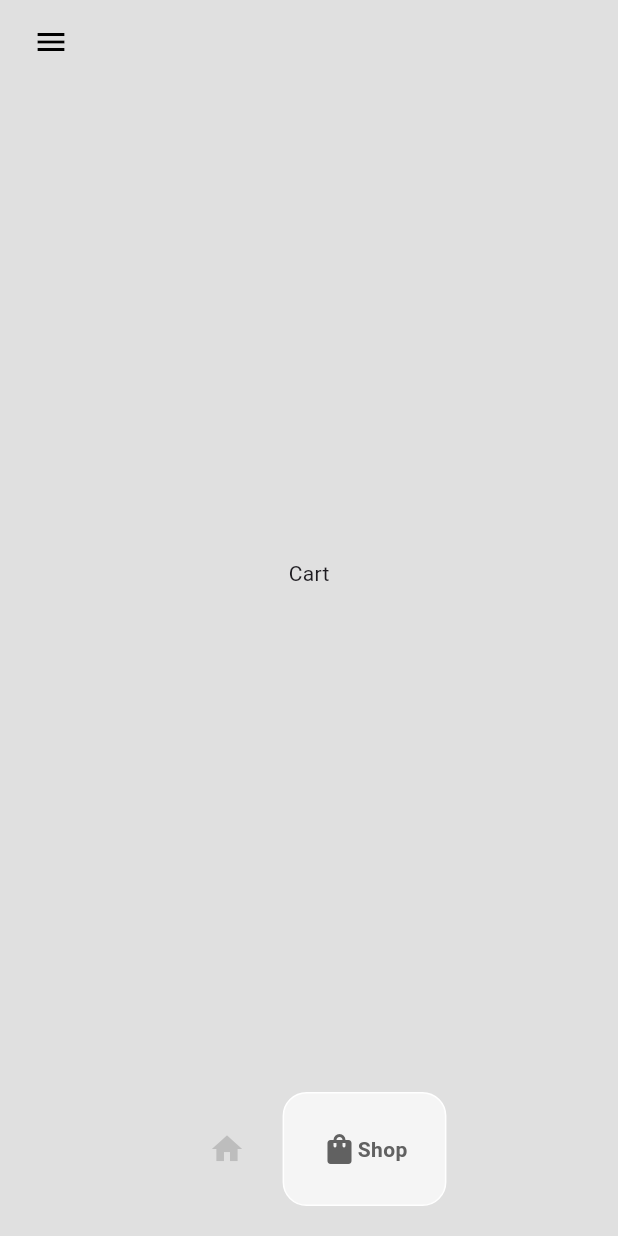
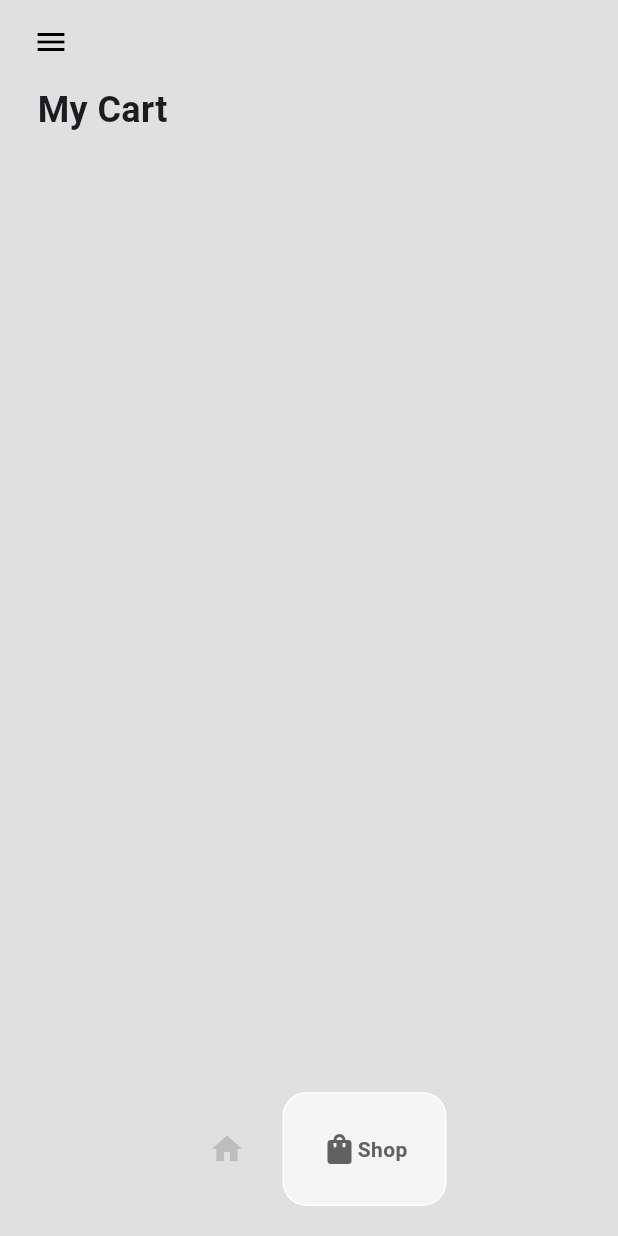
Before and after one commit to avi-kr/flutter_shoe_shopping_ui, a Flutter app: the HomePage screen opened directly, item 2 of the bottom bar chosen, on a phone screen of 412 x 824 dp. Run offline on Flutter 3.47's test engine with Material 3 defaults, Android fonts, the phone set to English and light mode, and no system bars; drawn by our look-alikes of google_nav_bar.

Commit message:
cart screen flow completed

```diff
--- a/lib/pages/cart_page.dart
+++ b/lib/pages/cart_page.dart
@@ -1,15 +1,47 @@
 import 'package:flutter/material.dart';
+import 'package:provider/provider.dart';
+import 'package:shopping_app_ui/models/cart.dart';
 
-class CartPage extends StatefulWidget {
+import '../components/cart_item.dart';
+import '../models/shoe.dart';
+
+class CartPage extends StatelessWidget {
   const CartPage({super.key});
 
   @override
-  State<CartPage> createState() => _CartPageState();
-}
+  Widget build(BuildContext context) {
+    return Consumer<Cart>(
+      builder: (context, value, child) => Padding(
+        padding: const EdgeInsets.symmetric(horizontal: 25.0),
+        child: Column(
+          crossAxisAlignment: CrossAxisAlignment.start,
+          children: [
+            // Heading
+            const Text(
+              'My Cart',
+              style: TextStyle(
+                fontWeight: FontWeight.bold,
+                fontSize: 24,
+              ),
+            ),
+            const SizedBox(
+              height: 25,
+            ),
+            Expanded(
+              child: ListView.builder(
+                itemCount: value.getUserCart().length,
+                itemBuilder: (context, index) {
+                  Shoe shoe = value.getUserCart()[index];
 
-class _CartPageState extends State<CartPage> {
-  @override
-  Widget build(BuildContext context) {
-    return const Center(child: Text('Cart'));
+                  return CartItem(
+                    shoe: shoe,
+                  );
+                },
+              ),
+            ),
+          ],
+        ),
+      ),
+    );
   }
 }
```
Also changed, not shown: lib/components/cart_item.dart (added, +37 -0 lines).
